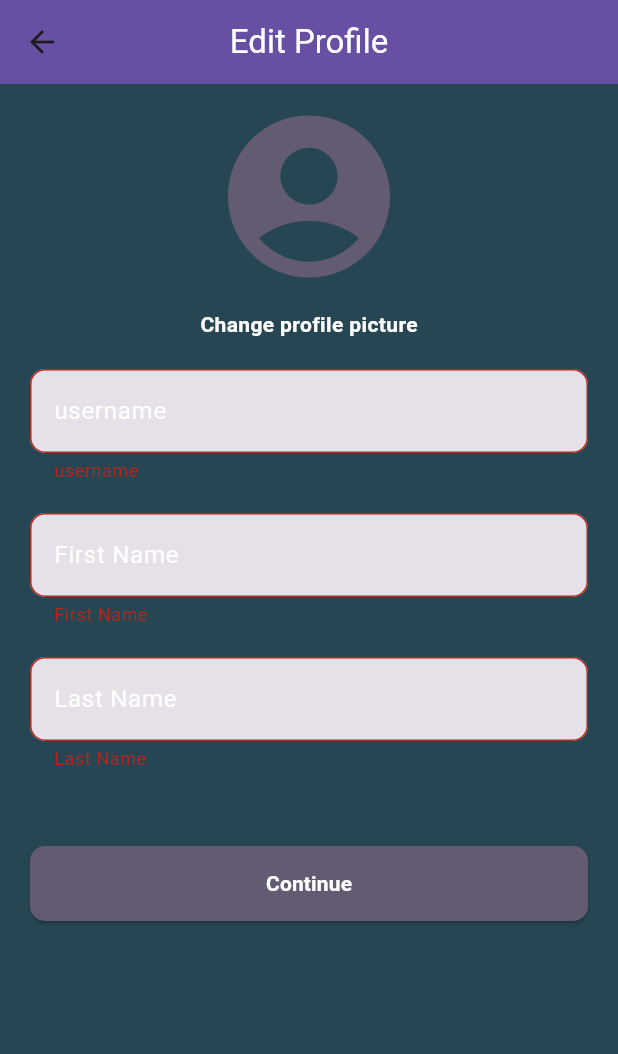
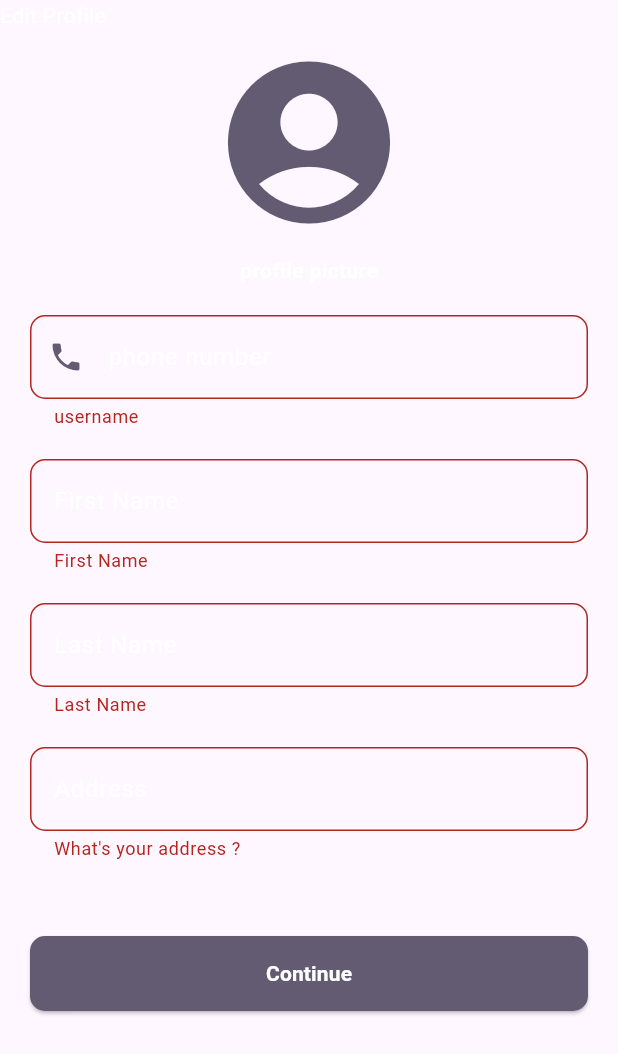
Before and after one commit to trey-rosius/Package-Delivery-Mobile-App, a Flutter app: the CreateUserAccountScreen screen opened directly with empty values, on a phone screen of 412 x 824 dp. Shown: the top 1054 px of the screen. Run offline on Flutter 3.47's test engine with Material 3 defaults, Android fonts, the phone set to English and light mode, and no system bars; our stand-ins replace cached_network_image, flutter_svg, geolocator, go_router, google_maps_flutter, hexcolor and 1 more; missing offline and left inert: amplify_api, amplify_flutter, amplify_storage_s3, aws_common, flutter_polyline_points, google_maps_flutter_android and 1 more.

Commit message:
more updates

```diff
--- a/lib/create_user_account.dart
+++ b/lib/create_user_account.dart
@@ -1,5 +1,4 @@
 import 'dart:io';
-import 'dart:ui';
 
 import 'package:cached_network_image/cached_network_image.dart';
 import 'package:flutter/foundation.dart';
@@ -12,7 +11,7 @@ import 'package:provider/provider.dart';
 
 
 class CreateUserAccountScreen extends StatefulWidget {
-  const CreateUserAccountScreen({required this.email});
+  const CreateUserAccountScreen({super.key, required this.email});
   final String email;
 
   @override
@@ -51,7 +50,7 @@ class _CreateUserAccountScreenState extends State<CreateUserAccountScreen> {
         // Why network?
         // See https://pub.dev/packages/image_picker#getting-ready-for-the-web-platform
 
-        return Container(
+        return SizedBox(
           height: 50,
           width: 50,
           child: ClipRRect(
@@ -82,7 +81,7 @@ class _CreateUserAccountScreenState extends State<CreateUserAccountScreen> {
         },
         child: Container(
             alignment: Alignment.center,
-            padding: EdgeInsets.all(10.0),
+            padding: const EdgeInsets.all(10.0),
             child: Icon(
               Icons.account_circle,
               size: 90,
@@ -96,7 +95,7 @@ class _CreateUserAccountScreenState extends State<CreateUserAccountScreen> {
         },
         child: Container(
             alignment: Alignment.center,
-            padding: EdgeInsets.all(10.0),
+            padding: const EdgeInsets.all(10.0),
             child: Icon(
               Icons.account_circle,
               size: 130,
@@ -163,16 +162,16 @@ class _CreateUserAccountScreenState extends State<CreateUserAccountScreen> {
     var profileRepo = context.watch<ProfileRepository>();
 
     return Scaffold(
-        backgroundColor: Color(0xFF264653),
+
         key: _scaffoldKey,
-        appBar: AppBar(
-          centerTitle: true,
-          elevation: 0,
-          backgroundColor: Theme.of(context).primaryColor,
-          title: const Text(
-            'Edit Profile',
-            style: TextStyle(color: Colors.white),
-          ),
+        appBar:  PreferredSize(
+
+
+    preferredSize: const Size(double.infinity,80),
+          child: SafeArea(
+              child:
+          Container(child:
+          const Text('Edit Profile',style: TextStyle(color: Colors.white),))),
         ),
         body: SingleChildScrollView(
           child: Container(
@@ -196,7 +195,7 @@ class _CreateUserAccountScreenState extends State<CreateUserAccountScreen> {
                                 children: [
                                   _previewImage(profileRepo, context),
                                   const Text(
-                                    "Change profile picture",
+                                    "profile picture",
                                     style: TextStyle(
                                         fontWeight: FontWeight.bold,
                                         color: Colors.white),
@@ -246,10 +245,12 @@ class _CreateUserAccountScreenState extends State<CreateUserAccountScreen> {
                       Container(
                         margin: const EdgeInsets.only(top: 20),
                         child: TextFormField(
-                          controller: profileRepo.usernameController,
+                          controller: profileRepo.phoneNumberController,
+                          keyboardType: TextInputType.phone,
                           style: const TextStyle(color: Colors.white),
                           decoration: InputDecoration(
-                            filled: true,
+                            prefixIcon: Icon(Icons.phone,color: Theme.of(context).colorScheme.secondary,),
+                            filled: false,
                             border: OutlineInputBorder(
                               borderSide: BorderSide(
                                   color: (Colors.grey[700])!, width: 2),
@@ -260,7 +261,7 @@ class _CreateUserAccountScreenState extends State<CreateUserAccountScreen> {
                             enabledBorder: OutlineInputBorder(
                               borderSide: BorderSide(
                                   color: (Colors.grey[700])!, width: 2),
-                              borderRadius: BorderRadius.all(
+                              borderRadius: const BorderRadius.all(
                                 Radius.circular(10),
                               ),
                             ),
@@ -268,20 +269,21 @@ class _CreateUserAccountScreenState extends State<CreateUserAccountScreen> {
                               borderSide: BorderSide(
                                   color: Theme.of(context).primaryColor,
                                   width: 2),
-                              borderRadius: BorderRadius.all(
+                              borderRadius: const BorderRadius.all(
                                 Radius.circular(10),
                               ),
                             ),
                             disabledBorder: OutlineInputBorder(
                               borderSide: BorderSide(
                                   color: (Colors.grey[700])!, width: 2),
-                              borderRadius: BorderRadius.all(
+                              borderRadius: const BorderRadius.all(
                                 Radius.circular(10),
                               ),
                             ),
-                            labelText: 'username',
-                            labelStyle: TextStyle(color: Colors.white),
-                            hintText: "username",
+                            labelText: 'phone number',
+
+                            labelStyle: const TextStyle(color: Colors.white),
+                            hintText: "phone number",
                             hintStyle: TextStyle(
                               color: Colors.grey[600],
                               fontSize: 15,
@@ -302,7 +304,7 @@ class _CreateUserAccountScreenState extends State<CreateUserAccountScreen> {
                           controller: profileRepo.firstNameController,
                           style: const TextStyle(color: Colors.white),
                           decoration: InputDecoration(
-                            filled: true,
+                            filled: false,
                             border: OutlineInputBorder(
                               borderSide: BorderSide(
                                   color: (Colors.grey[700])!, width: 2),
@@ -313,7 +315,7 @@ class _CreateUserAccountScreenState extends State<CreateUserAccountScreen> {
                             enabledBorder: OutlineInputBorder(
                               borderSide: BorderSide(
                                   color: (Colors.grey[700])!, width: 2),
-                              borderRadius: BorderRadius.all(
+                              borderRadius: const BorderRadius.all(
                                 Radius.circular(10),
                               ),
                             ),
@@ -321,19 +323,19 @@ class _CreateUserAccountScreenState extends State<CreateUserAccountScreen> {
                               borderSide: BorderSide(
                                   color: Theme.of(context).primaryColor,
                                   width: 2),
-                              borderRadius: BorderRadius.all(
+                              borderRadius: const BorderRadius.all(
                                 Radius.circular(10),
                               ),
                             ),
                             disabledBorder: OutlineInputBorder(
                               borderSide: BorderSide(
                                   color: (Colors.grey[700])!, width: 2),
-                              borderRadius: BorderRadius.all(
+                              borderRadius: const BorderRadius.all(
                                 Radius.circular(10),
                               ),
                             ),
                             labelText: 'First Name',
-                            labelStyle: TextStyle(color: Colors.white),
+                            labelStyle: const TextStyle(color: Colors.white),
                             hintText: "First Name",
                             hintStyle: TextStyle(
                               color: Colors.grey[600],
@@ -355,7 +357,7 @@ class _CreateUserAccountScreenState extends State<CreateUserAccountScreen> {
                           controller: profileRepo.lastNameController,
                           style: const TextStyle(color: Colors.white),
                           decoration: InputDecoration(
-                            filled: true,
+                            filled: false,
                             border: OutlineInputBorder(
                               borderSide: BorderSide(
                                   color: (Colors.grey[700])!, width: 2),
@@ -366,7 +368,7 @@ class _CreateUserAccountScreenState extends State<CreateUserAccountScreen> {
                             enabledBorder: OutlineInputBorder(
                               borderSide: BorderSide(
                                   color: (Colors.grey[700])!, width: 2),
-                              borderRadius: BorderRadius.all(
+                              borderRadius: const BorderRadius.all(
                                 Radius.circular(10),
                               ),
                             ),
@@ -374,19 +376,19 @@ class _CreateUserAccountScreenState extends State<CreateUserAccountScreen> {
                               borderSide: BorderSide(
                                   color: Theme.of(context).primaryColor,
                                   width: 2),
-                              borderRadius: BorderRadius.all(
+                              borderRadius: const BorderRadius.all(
                                 Radius.circular(10),
                               ),
                             ),
                             disabledBorder: OutlineInputBorder(
                               borderSide: BorderSide(
                                   color: (Colors.grey[700])!, width: 2),
-                              borderRadius: BorderRadius.all(
+                              borderRadius: const BorderRadius.all(
                                 Radius.circular(10),
                               ),
                             ),
                             labelText: 'Last Name',
-                            labelStyle: TextStyle(color: Colors.white),
+                            labelStyle: const TextStyle(color: Colors.white),
                             hintText: "Last Name",
                             hintStyle: TextStyle(
                               color: Colors.grey[600],
@@ -397,6 +399,59 @@ class _CreateUserAccountScreenState extends State<CreateUserAccountScreen> {
                           validator: (value) {
                             if (value == null || value.isEmpty) {
                               return 'Last Name';
+                            }
+                            return null;
+                          },
+                        ),
+                      ),
+                      Container(
+                        margin: const EdgeInsets.only(top: 20),
+                        child: TextFormField(
+                          controller: profileRepo.lastNameController,
+                          style: const TextStyle(color: Colors.white),
+                          decoration: InputDecoration(
+                            filled: false,
+                            border: OutlineInputBorder(
+                              borderSide: BorderSide(
+                                  color: (Colors.grey[700])!, width: 2),
+                              borderRadius: const BorderRadius.all(
+                                Radius.circular(10),
+                              ),
+                            ),
+                            enabledBorder: OutlineInputBorder(
+                              borderSide: BorderSide(
+                                  color: (Colors.grey[700])!, width: 2),
+                              borderRadius: const BorderRadius.all(
+                                Radius.circular(10),
+                              ),
+                            ),
+                            focusedBorder: OutlineInputBorder(
+                              borderSide: BorderSide(
+                                  color: Theme.of(context).primaryColor,
+                                  width: 2),
+                              borderRadius: const BorderRadius.all(
+                                Radius.circular(10),
+                              ),
+                            ),
+                            disabledBorder: OutlineInputBorder(
+                              borderSide: BorderSide(
+                                  color: (Colors.grey[700])!, width: 2),
+                              borderRadius: const BorderRadius.all(
+                                Radius.circular(10),
+                              ),
+                            ),
+                            labelText: "Address",
+                            labelStyle: const TextStyle(color: Colors.white),
+                            hintText: "What's your address ?",
+                            hintStyle: TextStyle(
+                              color: Colors.grey[600],
+                              fontSize: 15,
+                              fontWeight: FontWeight.bold,
+                            ),
+                          ),
+                          validator: (value) {
+                            if (value == null || value.isEmpty) {
+                              return "What's your address ?";
                             }
                             return null;
                           },
--- a/lib/package/create_package_screen.dart
+++ b/lib/package/create_package_screen.dart
@@ -10,7 +10,7 @@ class CreatePackageScreen extends StatefulWidget {
 class _CreatePackageScreenState extends State<CreatePackageScreen> {
   @override
   Widget build(BuildContext context) {
-    return Scaffold(
+    return const Scaffold(
 
     );
   }
--- a/lib/repos/location_repository.dart
+++ b/lib/repos/location_repository.dart
@@ -1,9 +1,7 @@
 import 'package:flutter/foundation.dart';
-import 'package:flutter/material.dart';
 
 import 'dart:convert';
 
-import 'package:amplify_api/amplify_api.dart';
 
 import 'package:amplify_flutter/amplify_flutter.dart';
 
--- a/lib/repos/profile_repository.dart
+++ b/lib/repos/profile_repository.dart
@@ -1,6 +1,4 @@
-import 'dart:convert';
 import 'dart:io';
-import 'package:amplify_auth_cognito/amplify_auth_cognito.dart';
 
 import 'package:flutter/foundation.dart';
 import 'package:flutter/material.dart';
@@ -19,7 +17,8 @@ class ProfileRepository extends ChangeNotifier {
 
 
 
-  final usernameController = TextEditingController();
+  final addressController = TextEditingController();
+  final phoneNumberController = TextEditingController();
   final firstNameController = TextEditingController();
   final lastNameController = TextEditingController();
 
@@ -30,18 +29,26 @@ class ProfileRepository extends ChangeNotifier {
 
   bool _loading = false;
   String _userId='';
-  String _username='';
+  int _phoneNumber=0;
+  String _address="";
 
   bool _logout = false;
 
 
+  String get address => _address;
 
-  String get username => _username;
-
-  set username(String value) {
-    _username = value;
+  set address(String value) {
+    _address = value;
     notifyListeners();
   }
+
+  String get userId => _userId;
+
+  set userId(String value) {
+    _userId = value;
+    notifyListeners();
+  }
+
   bool get logout => _logout;
 
   set logout(bool value) {
@@ -75,46 +82,6 @@ class ProfileRepository extends ChangeNotifier {
     notifyListeners();
   }
 
-/*
-  /// save user details to profile
-  ///
-  Future<bool>saveUserProfileDetails(String email) async{
-    loading = true;
-    if(kDebugMode){
-      //033fb710-e931-11ed-beee-b3f37cb21a38.png
-      print('profile pic key here $profilePicKey');
-    }
-    User newUser = User(username:usernameController.text.trim(),firstName: firstNameController.text.trim(),
-        lastName: lastNameController.text.trim(),
-        profilePicKey: profilePicKey,
-
-        profilePicUrl: profilePic,email: email,createdOn: TemporalTimestamp.now());
-
-    return await Amplify.DataStore.save(newUser).then((_){
-      loading = false;
-      return true;
-    });
-
-
-  }
-  //userId = test@gmail.com
-
-
-
-  Future<User>getUserProfile(String userId) async{
-
-    List<User> user = await Amplify.DataStore.query(User.classType, where: User.EMAIL.eq(userId));
-
-    profilePic =user[0].profilePicUrl!;
-
-
-    return user[0];
-
-
-  }
-
-*/
-
 
   void showInSnackBar(BuildContext context,String value) {
     ScaffoldMessenger.of(context).showSnackBar( SnackBar(
@@ -133,7 +100,8 @@ class ProfileRepository extends ChangeNotifier {
   void dispose() {
     // TODO: implement dispose
 
-    usernameController.dispose();
+    phoneNumberController.dispose();
+    addressController.dispose();
     firstNameController.dispose();
     lastNameController.dispose();
 
@@ -215,6 +183,10 @@ class ProfileRepository extends ChangeNotifier {
     return authUser;
   }
 
+  int get phoneNumber => _phoneNumber;
 
-
+  set phoneNumber(int value) {
+    _phoneNumber = value;
+    notifyListeners();
+  }
 }
--- a/lib/utils/FabWithIcons.dart
+++ b/lib/utils/FabWithIcons.dart
@@ -2,7 +2,7 @@ import 'package:flutter/material.dart';
 
 
 class FabWithIcons extends StatefulWidget {
-  FabWithIcons({required this.icons, required this.onIconTapped});
+  const FabWithIcons({super.key, required this.icons, required this.onIconTapped});
   final List<IconData> icons;
   final ValueChanged<int> onIconTapped;
   @override
@@ -71,7 +71,7 @@ class FabWithIconsState extends State<FabWithIcons> with TickerProviderStateMixi
       },
       tooltip: 'Increment',
       elevation: 2.0,
-      child: Icon(Icons.add),
+      child: const Icon(Icons.add),
     );
   }
 
```
Also changed, not shown: lib/home_screen.dart (+29 -29 lines), lib/main.dart (+7 -8 lines), lib/package_tracker_screen.dart (+19 -20 lines), lib/repos/login_respository.dart (+1 -6 lines), lib/utils/FABBottomAppBarItem.dart (+4 -4 lines), lib/utils/icon_text.dart (+7 -7 lines), lib/utils/step_progress_view.dart (+5 -5 lines), lib/welcome_screen.dart (+14 -12 lines), pubspec.yaml (+21 -11 lines).
